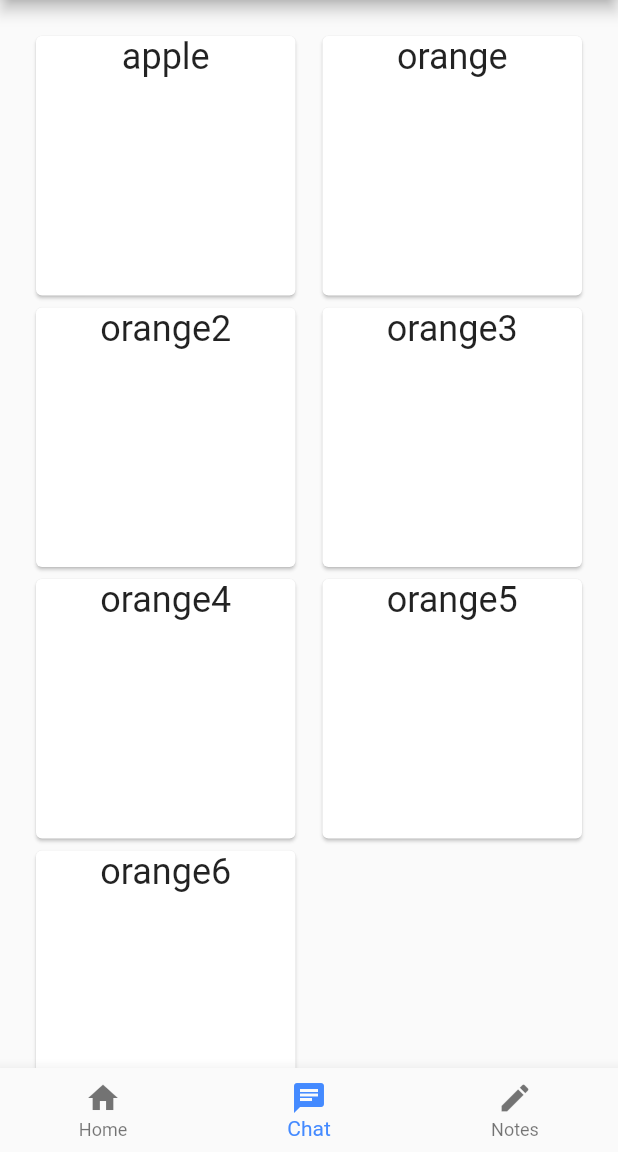
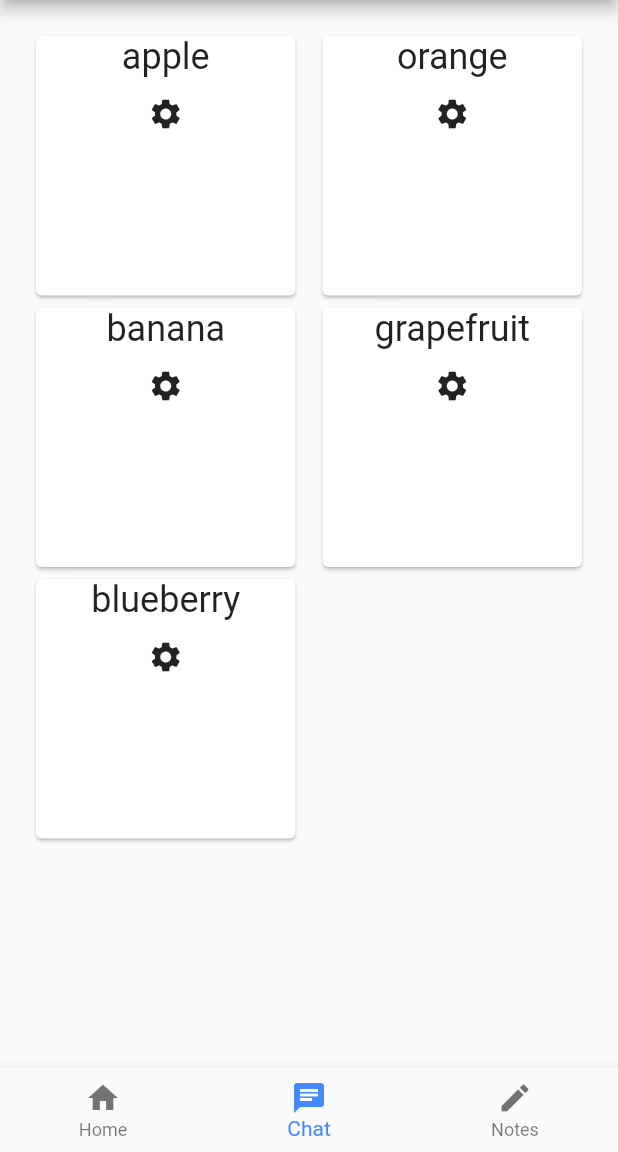
Before and after one commit to KTruong88/phone-assist, a Flutter app: the screen it shows after launch, on a phone screen of 412 x 824 dp, the part 84-1236 px from its top. Run offline on Flutter 3.47's test engine with Material 2 defaults, Android fonts, the phone set to English and light mode, and no system bars.

Commit message:
added settings icons, routing on modules

```diff
--- a/lib/main.dart
+++ b/lib/main.dart
@@ -1,40 +1,20 @@
 import 'package:flutter/material.dart';
-import './factories/widget_factory.dart';
-import './widgets/bottom_navbar.dart';
+
+import './widgets/settings_menu.dart';
+import './widgets/home.dart';
 
 void main() => runApp(MyApp());
 
 class MyApp extends StatelessWidget {
   @override
   Widget build(BuildContext context) {
-    WidgetFactory widgetFactory = new WidgetFactory();
-    Widget apple = widgetFactory.createWidget('module', 'apple');
-    Widget orange = widgetFactory.createWidget('module', 'orange');
-    Widget orange2 = widgetFactory.createWidget('module', 'orange2');
-    Widget orange3 = widgetFactory.createWidget('module', 'orange3');
-    Widget orange4 = widgetFactory.createWidget('module', 'orange4');
-    Widget orange5 = widgetFactory.createWidget('module', 'orange5');
-    Widget orange6 = widgetFactory.createWidget('module', 'orange6');
-
     return MaterialApp(
-      home: Scaffold(
-          appBar: AppBar(
-            title: Text('Phone Assist'),
-          ),
-          body: CustomScrollView(
-            primary: false,
-            slivers: <Widget>[
-              SliverPadding(
-                padding: const EdgeInsets.all(20.0),
-                sliver: SliverGrid.count(
-                crossAxisSpacing: 10.0,
-                crossAxisCount: 2,
-                children: <Widget>[apple, orange, orange2, orange3, orange4, orange5, orange6],
-                ),
-               ),
-              ],
-            ),
-          bottomNavigationBar: BottomNavbar()),
+      home: Home(),
+      routes: <String, WidgetBuilder>{
+        //5
+        '/home': (BuildContext context) => Home(), //6
+        '/settings': (BuildContext context) => SettingsMenu() //7
+      },
     );
   }
 }
--- /dev/null
+++ b/lib/widgets/home.dart
@@ -0,0 +1,41 @@
+import 'package:flutter/material.dart';
+
+import '../factories/widget_factory.dart';
+import './bottom_navbar.dart';
+
+class Home extends StatelessWidget {
+  @override
+  Widget build(BuildContext context) {
+    WidgetFactory widgetFactory = new WidgetFactory();
+    Widget apple = widgetFactory.createWidget('module', 'apple');
+    Widget orange = widgetFactory.createWidget('module', 'orange');
+    Widget banana = widgetFactory.createWidget('module', 'banana');
+    Widget grapefruit = widgetFactory.createWidget('module', 'grapefruit');
+    Widget blueberry = widgetFactory.createWidget('module', 'blueberry');
+
+    return Scaffold(
+        appBar: AppBar(
+          title: Text('Phone Assist'),
+        ),
+        body: CustomScrollView(
+          primary: false,
+          slivers: <Widget>[
+            SliverPadding(
+              padding: const EdgeInsets.all(20.0),
+              sliver: SliverGrid.count(
+                crossAxisSpacing: 10.0,
+                crossAxisCount: 2,
+                children: <Widget>[
+                  apple,
+                  orange,
+                  banana,
+                  grapefruit,
+                  blueberry
+                ],
+              ),
+            ),
+          ],
+        ),
+        bottomNavigationBar: BottomNavbar());
+  }
+}
--- a/lib/widgets/module.dart
+++ b/lib/widgets/module.dart
@@ -17,6 +17,10 @@ class _Module extends State<Module> {
     });
   }
 
+  void _openSettings(BuildContext context) {
+    Navigator.of(context).pushNamed('/settings');
+  }
+
   @override
   Widget build(BuildContext context) {
     return GestureDetector(
@@ -25,10 +29,21 @@ class _Module extends State<Module> {
             width: 200.0,
             height: 200.0,
             child: Card(
-              color: (_active ? Colors.white : Colors.white70),
-              child: Text(widget.name,
-                  textAlign: TextAlign.center,
-                  style: TextStyle(fontSize: 24.0)),
-            )));
+                color: (_active ? Colors.white : Colors.white70),
+                child: Column(
+                  children: <Widget>[
+                    Text(
+                      widget.name,
+                      textAlign: TextAlign.center,
+                      style: TextStyle(fontSize: 24.0),
+                    ),
+                    IconButton(
+                      icon: Icon(Icons.settings),
+                      onPressed: () {
+                        _openSettings(context);
+                      },
+                    )
+                  ],
+                ))));
   }
 }
```
Also changed, not shown: lib/widgets/settings_menu.dart (added, +33 -0 lines).
